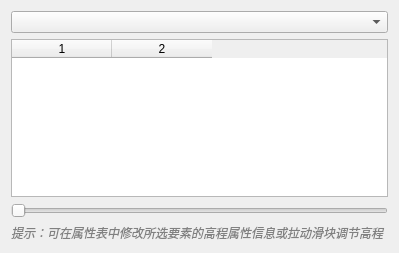
Above: heightedit.ui from 531985836-cpu/building_edit_manager before the change. Below: the same form after it.
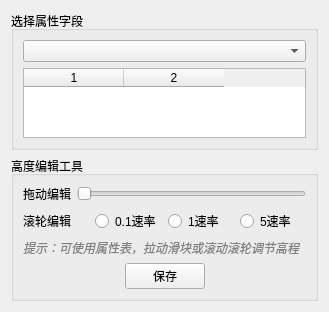
That is the form after the change.

Commit message: 完成屋顶关键点编辑功能

The edit to the form file:
```diff
--- a/heightedit.ui
+++ b/heightedit.ui
@@ -6,15 +6,19 @@
    <rect>
     <x>0</x>
     <y>0</y>
-    <width>395</width>
-    <height>253</height>
+    <width>329</width>
+    <height>290</height>
    </rect>
   </property>
   <property name="windowTitle">
    <string>高程编辑</string>
   </property>
-  <layout class="QVBoxLayout" name="verticalLayout_2">
-   <item>
+  <layout class="QGridLayout" name="gridLayout">
+   <item row="0" column="0">
+    <widget class="QGroupBox" name="groupBox">
+     <property name="title">
+      <string>选择属性字段</string>
+     </property>
     <layout class="QVBoxLayout" name="verticalLayout">
      <item>
       <widget class="QComboBox" name="comboBox"/>
@@ -46,6 +50,24 @@
        <column/>
       </widget>
      </item>
+     </layout>
+    </widget>
+   </item>
+   <item row="1" column="0">
+    <widget class="QGroupBox" name="editgroup">
+     <property name="title">
+      <string>高度编辑工具</string>
+     </property>
+     <layout class="QVBoxLayout" name="verticalLayout_2">
+      <item>
+       <layout class="QHBoxLayout" name="horizontalLayout_3">
+        <item>
+         <widget class="QLabel" name="sliderlabel">
+          <property name="text">
+           <string>拖动编辑</string>
+          </property>
+         </widget>
+        </item>
      <item>
       <widget class="QSlider" name="horizontalSlider">
        <property name="orientation">
@@ -53,17 +75,89 @@
        </property>
       </widget>
      </item>
+       </layout>
+      </item>
+      <item>
+       <layout class="QHBoxLayout" name="horizontalLayout">
+        <item>
+         <widget class="QLabel" name="label">
+          <property name="text">
+           <string>滚轮编辑</string>
+          </property>
+         </widget>
+        </item>
+        <item>
+         <widget class="QRadioButton" name="radioButton01x">
+          <property name="text">
+           <string>0.1速率</string>
+          </property>
+         </widget>
+        </item>
+        <item>
+         <widget class="QRadioButton" name="radioButton1x">
+          <property name="text">
+           <string>1速率</string>
+          </property>
+         </widget>
+        </item>
+        <item>
+         <widget class="QRadioButton" name="radioButton_3">
+          <property name="text">
+           <string>5速率</string>
+          </property>
+         </widget>
+        </item>
+       </layout>
+      </item>
      <item>
       <widget class="QLabel" name="labelTip">
        <property name="styleSheet">
         <string notr="true">color: gray; font-style: italic;</string>
        </property>
        <property name="text">
-        <string>提示：可在属性表中修改所选要素的高程属性信息或拉动滑块调节高程</string>
+         <string>提示：可使用属性表，拉动滑块或滚动滚轮调节高程</string>
        </property>
       </widget>
      </item>
-    </layout>
+      <item>
+       <layout class="QHBoxLayout" name="horizontalLayout_2">
+        <item>
+         <spacer name="horizontalSpacer">
+          <property name="orientation">
+           <enum>Qt::Horizontal</enum>
+          </property>
+          <property name="sizeHint" stdset="0">
+           <size>
+            <width>40</width>
+            <height>20</height>
+           </size>
+          </property>
+         </spacer>
+        </item>
+        <item>
+         <widget class="QPushButton" name="saveButton">
+          <property name="text">
+           <string>保存</string>
+          </property>
+         </widget>
+        </item>
+        <item>
+         <spacer name="horizontalSpacer_2">
+          <property name="orientation">
+           <enum>Qt::Horizontal</enum>
+          </property>
+          <property name="sizeHint" stdset="0">
+           <size>
+            <width>40</width>
+            <height>20</height>
+           </size>
+          </property>
+         </spacer>
+        </item>
+       </layout>
+      </item>
+     </layout>
+    </widget>
    </item>
   </layout>
  </widget>
```
Lines whose indentation alone changed are shown as unchanged. The commit also changes 13 other files.
